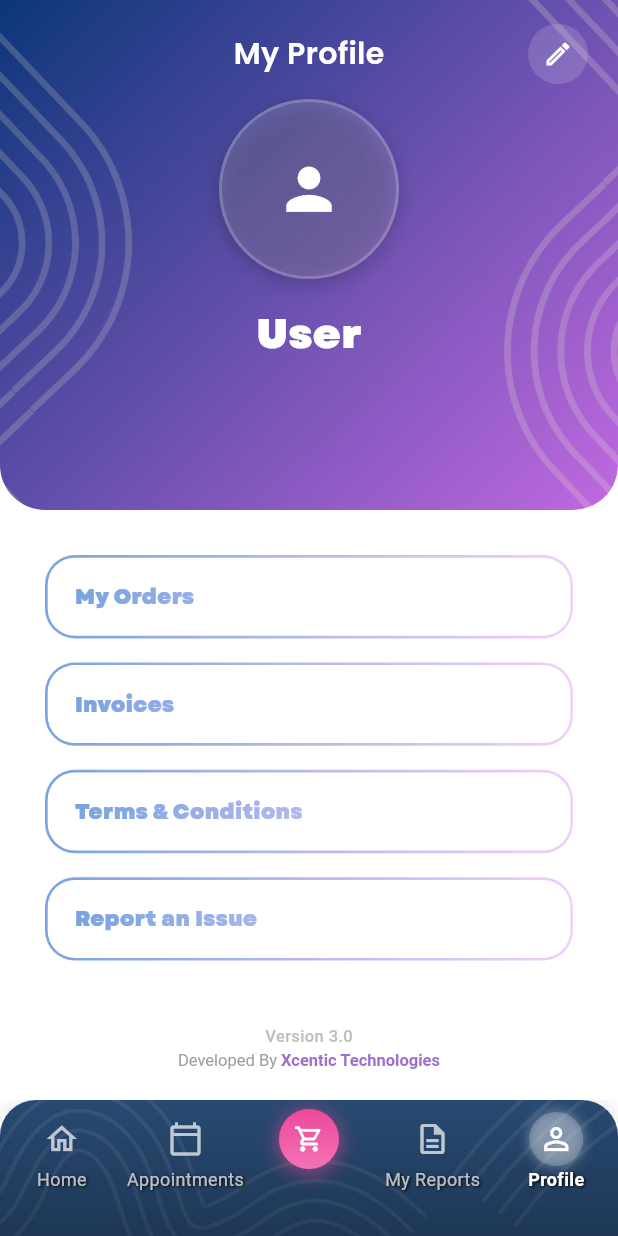
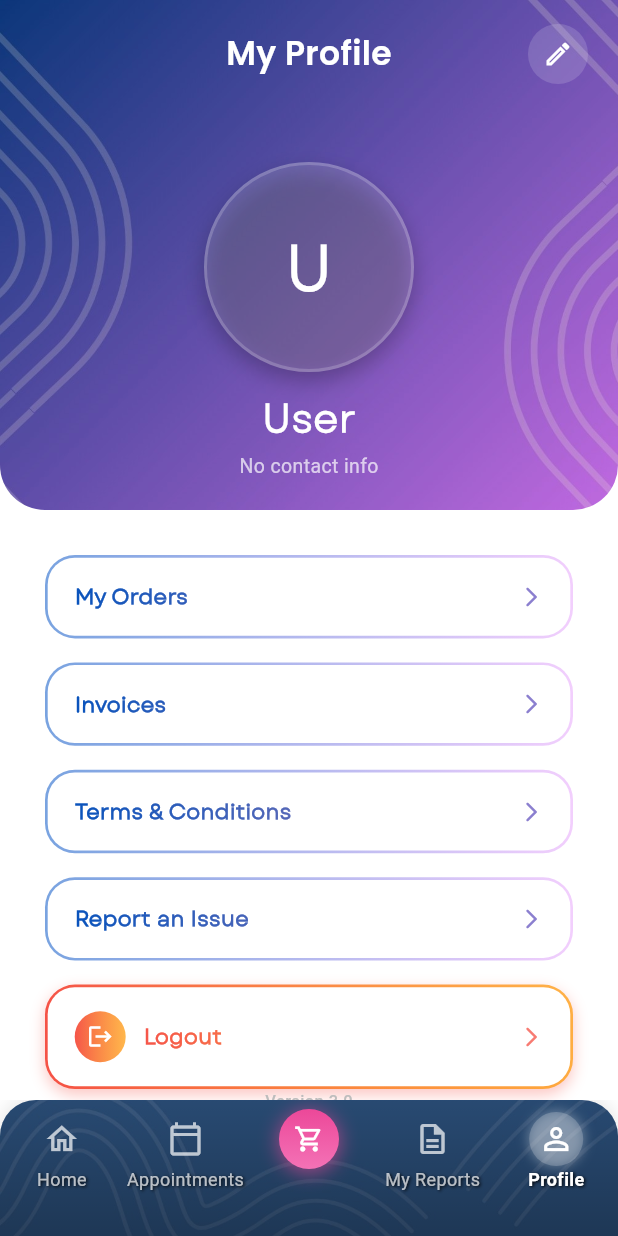
Before and after one commit to RaghavRR/start_app, a Flutter app: the ProfilePage screen opened by its route, on a phone screen of 412 x 824 dp. Run offline on Flutter 3.47's test engine with Material 3 defaults, Android fonts, the phone set to English and light mode, and no system bars; our stand-ins replace google_fonts, lottie, shared_preferences; accounts and stored records are empty; network calls fail; key blocks and very long unbroken strings in the code were emptied for the run.

Commit message:
may be the final changes

```diff
--- a/lib/my_appointment_page.dart
+++ b/lib/my_appointment_page.dart
@@ -315,6 +315,7 @@ class _MyAppointmentPageState extends State<MyAppointmentPage>
                       'My Appointment',
                       style: TextStyle(
                         fontSize: 32,
+                        fontFamily: 'Garet',
                         fontWeight: FontWeight.bold,
                         color: Colors.white,
                       ),
--- a/lib/my_reports_page.dart
+++ b/lib/my_reports_page.dart
@@ -111,6 +111,7 @@ class _MyReportsPageState extends State<MyReportsPage> {
                     child: const Text(
                       'My Reports',
                       style: TextStyle(
+                        fontFamily: 'Garet',
                         fontSize: 32,
                         fontWeight: FontWeight.bold,
                         color: Colors.white,
--- a/lib/profile_page.dart
+++ b/lib/profile_page.dart
@@ -1,4 +1,5 @@
 import 'package:flutter/material.dart';
+import 'TermsAndConditionsScreen.dart';
 import 'auth_service.dart';
 import 'package:google_fonts/google_fonts.dart';
 
@@ -85,41 +86,34 @@ class _ProfilePageState extends State<ProfilePage> {
               bottomLeft: Radius.circular(30),
               bottomRight: Radius.circular(30),
             ),
-            child: Container(
+            child: SizedBox(
+              height: 340,
               width: double.infinity,
               child: Stack(
                 children: [
-                  // Background Image
-                  Image.asset(
+                  /// Background Image
+                  Positioned.fill(
+                    child: Image.asset(
                       'assets/images/profile_bg.jpg',
-                    width: double.infinity,
-                    height: 340, // Adjust height as needed
                       fit: BoxFit.cover,
-                    errorBuilder: (context, error, stackTrace) {
-                      // Fallback gradient if image fails to load
+                      errorBuilder: (_, __, ___) {
                         return Container(
                           decoration: const BoxDecoration(
                             gradient: LinearGradient(
+                              colors: [Color(0xFF003373), Color(0xFF5697EA)],
                               begin: Alignment.topCenter,
                               end: Alignment.bottomCenter,
-                            colors: [
-                              Color(0xFF003373),
-                              Color(0xFF5697EA),
-                            ],
                             ),
                           ),
                         );
                       },
                     ),
+                  ),
 
-
-
-                  // Content
+                  /// Top Bar
                   SafeArea(
                     bottom: false,
-                    child: Column(
-                      children: [
-                        Padding(
+                    child: Padding(
                       padding: const EdgeInsets.fromLTRB(20, 16, 20, 0),
                       child: Row(
                         mainAxisAlignment: MainAxisAlignment.spaceBetween,
@@ -128,7 +122,7 @@ class _ProfilePageState extends State<ProfilePage> {
                           Text(
                             'My Profile',
                             style: GoogleFonts.poppins(
-                                  fontSize: 20,
+                              fontSize: 22,
                               fontWeight: FontWeight.w600,
                               color: Colors.white,
                             ),
@@ -138,22 +132,27 @@ class _ProfilePageState extends State<ProfilePage> {
                             height: 40,
                             decoration: BoxDecoration(
                               color: Colors.white.withOpacity(0.15),
-                                  borderRadius: BorderRadius.circular(40),
+                              shape: BoxShape.circle,
                             ),
-                                child: const Icon(
-                                  Icons.edit_outlined,
-                                  color: Colors.white,
-                                  size: 20,
-                                ),
+                            child: const Icon(Icons.edit_outlined,
+                                color: Colors.white, size: 20),
                           ),
                         ],
                       ),
                     ),
-                        const SizedBox(height: 10),
+                  ),
 
+                  /// Profile Section (BOTTOM)
+                  Positioned(
+                    left: 0,
+                    right: 0,
+                    bottom: 20,
+                    child: Column(
+                      children: [
+                        /// Profile Image
                         Container(
-                          width: 120,
-                          height: 120,
+                          width: 140,
+                          height: 140,
                           decoration: BoxDecoration(
                             shape: BoxShape.circle,
                             border: Border.all(
@@ -162,94 +161,81 @@ class _ProfilePageState extends State<ProfilePage> {
                             ),
                             boxShadow: [
                               BoxShadow(
-                                color: Colors.black.withOpacity(0.2),
-                                blurRadius: 10,
-                                offset: const Offset(0, 4),
+                                color: Colors.black.withOpacity(0.25),
+                                blurRadius: 12,
+                                offset: const Offset(0, 6),
                               ),
                             ],
                           ),
                           child: ClipOval(
                             child: _isLoading
-                                ? Container(
-                              color: Colors.white.withOpacity(0.15),
-                              child: const Center(
+                                ? const Center(
                               child: CircularProgressIndicator(
                                 color: Colors.white,
                                 strokeWidth: 2,
                               ),
-                              ),
                             )
-                                : _currentUser != null
-                                ? Container(
+                                : Container(
                               color: Colors.white.withOpacity(0.15),
                               child: Center(
                                 child: Text(
                                   _getUserInitials(
-                                      _currentUser!['fullName'] ?? 'User'),
+                                      _currentUser?['fullName'] ?? 'User'),
                                   style: const TextStyle(
-                                    fontSize: 36,
+                                    fontSize: 42,
+                                    fontFamily: 'Garet',
                                     fontWeight: FontWeight.w600,
                                     color: Colors.white,
                                   ),
                                 ),
                               ),
-                            )
-                                : Container(
-                              color: Colors.white.withOpacity(0.15),
-                              child: const Icon(
-                                Icons.person,
-                                size: 45,
-                                color: Colors.white,
                             ),
                           ),
                         ),
-                        ),
-                        const SizedBox(height: 16),
 
-                        // Name
+                        const SizedBox(height: 12),
+
+                        /// Name
                         _isLoading
                             ? Container(
-                          width: 140,
-                          height: 18,
+                          width: 160,
+                          height: 20,
                           decoration: BoxDecoration(
                             color: Colors.white.withOpacity(0.3),
-                            borderRadius: BorderRadius.circular(9),
+                            borderRadius: BorderRadius.circular(10),
                           ),
                         )
                             : Text(
                           _currentUser?['fullName'] ?? 'User',
                           style: const TextStyle(
-                            fontSize: 28,
+                            fontSize: 26,
                             fontFamily: 'Garet',
                             fontWeight: FontWeight.w600,
                             color: Colors.white,
                           ),
                         ),
+
                         const SizedBox(height: 4),
 
-                        // Email
+                        /// Email
                         _isLoading
                             ? Container(
-                          width: 160,
+                          width: 180,
                           height: 14,
                           decoration: BoxDecoration(
                             color: Colors.white.withOpacity(0.3),
                             borderRadius: BorderRadius.circular(7),
                           ),
                         )
-                            : _currentUser != null
-                            ? Text(
+                            : Text(
                           _currentUser?['email'] ??
                               _currentUser?['mobile'] ??
                               'No contact info',
                           style: const TextStyle(
                             fontSize: 13,
-                            color: Colors.white,
-                            fontWeight: FontWeight.w400,
+                            color: Colors.white70,
                           ),
-                        )
-                            : const SizedBox(),
-                        const SizedBox(height: 40),
+                        ),
                       ],
                     ),
                   ),
@@ -282,7 +268,12 @@ class _ProfilePageState extends State<ProfilePage> {
                   _buildMenuButton(
                     title: 'Terms & Conditions',
                     onTap: () {
-                      // Navigate to terms
+                      Navigator.push(
+                        context,
+                        MaterialPageRoute(
+                          builder: (context) => const TermsAndConditionsScreen(),
+                        ),
+                      );
                     },
                   ),
                   const SizedBox(height: 16),
@@ -292,6 +283,87 @@ class _ProfilePageState extends State<ProfilePage> {
                       // Navigate to report issue
                     },
                   ),
+                  const SizedBox(height: 16),
+
+                  // Logout Button - Added here
+                  GestureDetector(
+                    onTap: _logout,
+                    child: Container(
+                      decoration: BoxDecoration(
+                        gradient: LinearGradient(
+                          colors: [
+                            Colors.red.withOpacity(0.9),
+                            Colors.orange.withOpacity(0.7),
+                          ],
+                        ),
+                        borderRadius: BorderRadius.circular(20),
+                        boxShadow: [
+                          BoxShadow(
+                            color: Colors.red.withOpacity(0.3),
+                            blurRadius: 8,
+                            offset: const Offset(0, 4),
+                          ),
+                        ],
+                      ),
+                      padding: const EdgeInsets.all(1.8), // border width
+                      child: Container(
+                        width: double.infinity,
+                        padding: const EdgeInsets.symmetric(horizontal: 18, vertical: 16),
+                        decoration: BoxDecoration(
+                          color: Colors.white,
+                          borderRadius: BorderRadius.circular(18),
+                        ),
+                        child: Row(
+                          children: [
+                            Container(
+                              padding: const EdgeInsets.all(8),
+                              decoration: BoxDecoration(
+                                shape: BoxShape.circle,
+                                gradient: LinearGradient(
+                                  colors: [
+                                    Colors.red.withOpacity(0.9),
+                                    Colors.orange.withOpacity(0.7),
+                                  ],
+                                ),
+                              ),
+                              child: const Icon(
+                                Icons.logout,
+                                color: Colors.white,
+                                size: 18,
+                              ),
+                            ),
+                            const SizedBox(width: 12),
+                            Expanded(
+                              child: ShaderMask(
+                                blendMode: BlendMode.srcIn,
+                                shaderCallback: (bounds) => LinearGradient(
+                                  colors: [
+                                    Colors.red.withOpacity(0.9),
+                                    Colors.orange.withOpacity(0.7),
+                                  ],
+                                ).createShader(Rect.fromLTWH(0, 0, bounds.width, bounds.height)),
+                                child: Text(
+                                  'Logout',
+                                  style: const TextStyle(
+                                    fontSize: 14,
+                                    fontWeight: FontWeight.bold,
+                                    color: Colors.white,
+                                    fontFamily: 'Garet',
+                                  ),
+                                ),
+                              ),
+                            ),
+                            Icon(
+                              Icons.arrow_forward_ios_rounded,
+                              color: Colors.red.withOpacity(0.7),
+                              size: 16,
+                            ),
+                          ],
+                        ),
+                      ),
+                    ),
+                  ),
+
                   const Spacer(),
                   // Version info
                   Column(
@@ -372,9 +444,13 @@ class _ProfilePageState extends State<ProfilePage> {
                 ),
                 SizedBox(width: 12),
               ],
-
               Expanded(
                 child: gradientText(title),
+              ),
+              Icon(
+                Icons.arrow_forward_ios_rounded,
+                color: Color(0xFF8B7FCF),
+                size: 16,
               ),
             ],
           ),
@@ -383,23 +459,22 @@ class _ProfilePageState extends State<ProfilePage> {
     );
   }
 
-
   Widget gradientText(String text) {
     return ShaderMask(
       blendMode: BlendMode.srcIn, // IMPORTANT
       shaderCallback: (bounds) => const LinearGradient(
         colors: [
-          Color(0xFF79A3E0), // very light blue
-          Color(0xFFF2CFFD),
+          Color(0xFF0953BC), // very light blue
+          Color(0xFFA67DB3),
         ],
       ).createShader(Rect.fromLTWH(0, 0, bounds.width, bounds.height)),
       child: Text(
         text,
         style: const TextStyle(
           fontSize: 14,
-          fontWeight: FontWeight.w400,
+          fontWeight: FontWeight.bold,
           color: Colors.white,
-          fontFamily: "Garet",
+          fontFamily: 'Garet',
         ),
       ),
     );
@@ -427,7 +502,7 @@ class _ProfilePageState extends State<ProfilePage> {
             topRight: Radius.circular(24),
           ),
           child: SizedBox(
-            height: MediaQuery.of(context).size.height * 0.11,  // Use standard height with padding
+            height: MediaQuery.of(context).size.height * 0.11,
             child: Stack(
               children: [
                 // Background Image
@@ -490,7 +565,7 @@ class _ProfilePageState extends State<ProfilePage> {
                     }
                   },
                   type: BottomNavigationBarType.fixed,
-                  backgroundColor: Colors.transparent, // Make it transparent
+                  backgroundColor: Colors.transparent,
                   selectedItemColor: Colors.white,
                   unselectedItemColor: Colors.white.withOpacity(0.7),
                   selectedFontSize: 12,
@@ -514,7 +589,7 @@ class _ProfilePageState extends State<ProfilePage> {
                       ),
                     ],
                   ),
-                  elevation: 0, // Remove default shadow
+                  elevation: 0,
                   items: [
                     BottomNavigationBarItem(
                       icon: Container(
--- a/pubspec.yaml
+++ b/pubspec.yaml
@@ -82,6 +82,11 @@ flutter:
         - asset: assets/fonts/Garet-Bold.ttf
           weight: 400
 
+    - family: Canva
+      fonts:
+        - asset: assets/fonts/Canva-Sans.ttf
+          weight: 400
+
   # An image asset can refer to one or more resolution-specific "variants", see
   # https://flutter.dev/to/resolution-aware-images
 
```
Also changed, not shown: lib/TermsAndConditionsScreen.dart (added, +97 -0 lines), lib/book_appointment_flow.dart (+23 -9 lines), lib/home_page.dart (+5 -3 lines), lib/landingPage.dart (+5 -4 lines), assets/fonts/Canva-Sans.ttf (added), assets/fonts/Garet-Bold.ttf, 2 other files. Lines whose indentation alone changed are shown as unchanged.
